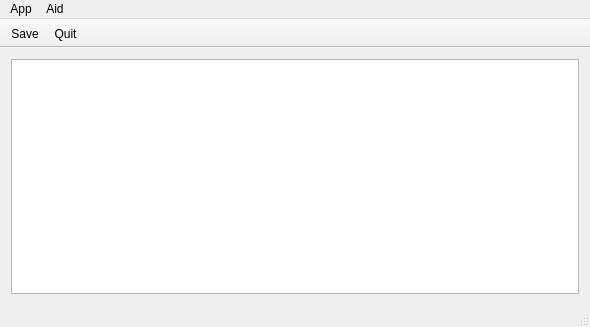
Above: mainwindow.ui from baddwin/adolpulza before the change. Below: the same form after it.
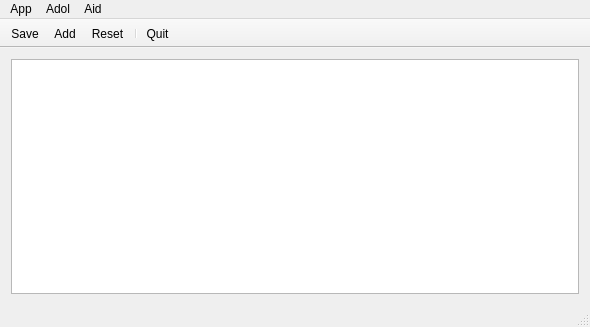
That is the form after the change. Icons and pictures are not drawn.

Diff of the .ui file:
```diff
--- a/mainwindow.ui
+++ b/mainwindow.ui
@@ -32,7 +32,7 @@
      <x>0</x>
      <y>0</y>
      <width>590</width>
-     <height>20</height>
+     <height>21</height>
     </rect>
    </property>
    <widget class="QMenu" name="menuApp">
@@ -50,7 +50,15 @@
     <addaction name="actionAbout"/>
     <addaction name="actionAbout_Qt"/>
    </widget>
+   <widget class="QMenu" name="menuAdol">
+    <property name="title">
+     <string>Adol</string>
+    </property>
+    <addaction name="actionSummary"/>
+    <addaction name="actionDeposit"/>
+   </widget>
    <addaction name="menuApp"/>
+   <addaction name="menuAdol"/>
    <addaction name="menuAid"/>
   </widget>
   <widget class="QToolBar" name="mainToolBar">
@@ -70,6 +78,9 @@
     <bool>false</bool>
    </attribute>
    <addaction name="actionSave"/>
+   <addaction name="actionAdd"/>
+   <addaction name="actionReset"/>
+   <addaction name="separator"/>
    <addaction name="actionQuit"/>
   </widget>
   <widget class="QStatusBar" name="statusBar"/>
@@ -108,6 +119,26 @@
     <string>About Qt</string>
    </property>
   </action>
+  <action name="actionSummary">
+   <property name="text">
+    <string>Summary</string>
+   </property>
+  </action>
+  <action name="actionDeposit">
+   <property name="text">
+    <string>Deposit</string>
+   </property>
+  </action>
+  <action name="actionAdd">
+   <property name="text">
+    <string>Add</string>
+   </property>
+  </action>
+  <action name="actionReset">
+   <property name="text">
+    <string>Reset</string>
+   </property>
+  </action>
  </widget>
  <layoutdefault spacing="6" margin="11"/>
  <resources/>
```
